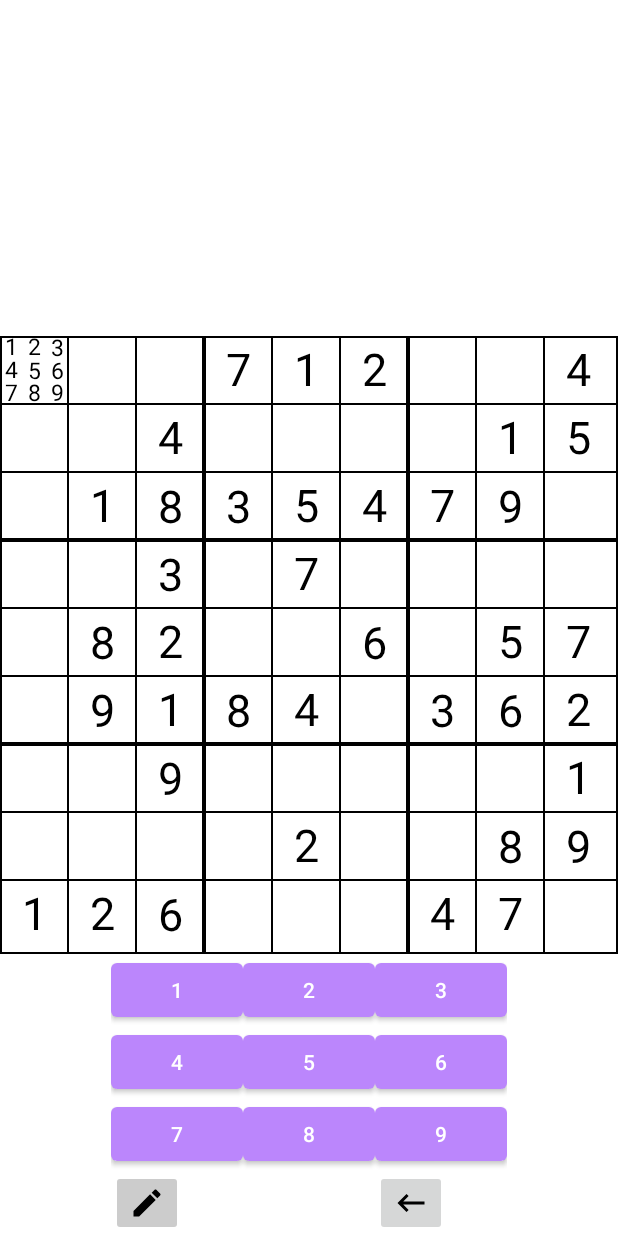
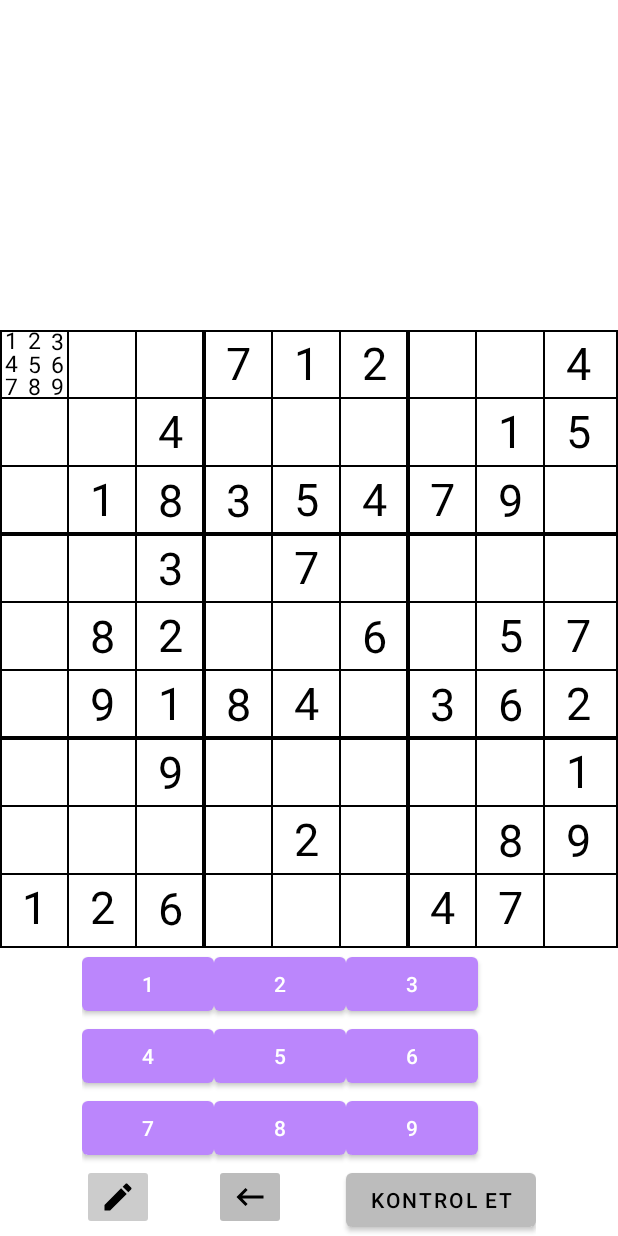
Before and after one commit to hilaltokgoz/IntellegenceGames, an Android app: the screen it shows after launch (MainActivity), on a phone screen of 412 x 824 dp. Run offline under Robolectric (Android 15) with nearby library versions, the light colour scheme and no system bars; our stand-ins replace navigation-ui.

Commit message:
checkButton adding Sudoku

```diff
--- a/app/src/main/res/layout/fragment_play_sudoku.xml
+++ b/app/src/main/res/layout/fragment_play_sudoku.xml
@@ -101,6 +101,7 @@
             android:layout_height="wrap_content"
             android:layout_row="3"
             android:layout_column="0"
+            app:backgroundTint="@color/light_gray"
             app:srcCompat="@drawable/edit_pen_black" />
 
         <ImageButton
@@ -108,7 +109,24 @@
             android:layout_width="wrap_content"
             android:layout_height="wrap_content"
             android:layout_row="3"
+            app:backgroundTint="@color/light_gray"
+            android:layout_column="1"
+            app:srcCompat="@drawable/delete_black" />
+
+        <Button
+            android:id="@+id/checkButton"
+            android:layout_width="wrap_content"
+            android:layout_height="wrap_content"
+            app:backgroundTint="@color/light_gray"
+            android:textColor="@color/black"
+            android:text="Kontrol Et"
+            android:layout_row="3"
             android:layout_column="2"
-            app:srcCompat="@drawable/delete_black" />
+
+
+
+            />
+
+
     </GridLayout>
 </RelativeLayout>
--- a/app/src/main/res/values/colors.xml
+++ b/app/src/main/res/values/colors.xml
@@ -7,5 +7,8 @@
     <color name="teal_700">#236416</color>
     <color name="black">#FF000000</color>
     <color name="white">#FFFFFFFF</color>
+    <color name="light_gray">#BCBCBC</color>
+    <color name="gray">#acacac</color>
+
 
 </resources>
```
Also changed, not shown: app/src/main/java/com/gloory/intellegencegames/view/PlaySudokuFragment.kt (+20 -2 lines), app/src/main/java/com/gloory/intellegencegames/view/custom/SudokuBoardView.kt (+45 -0 lines).
